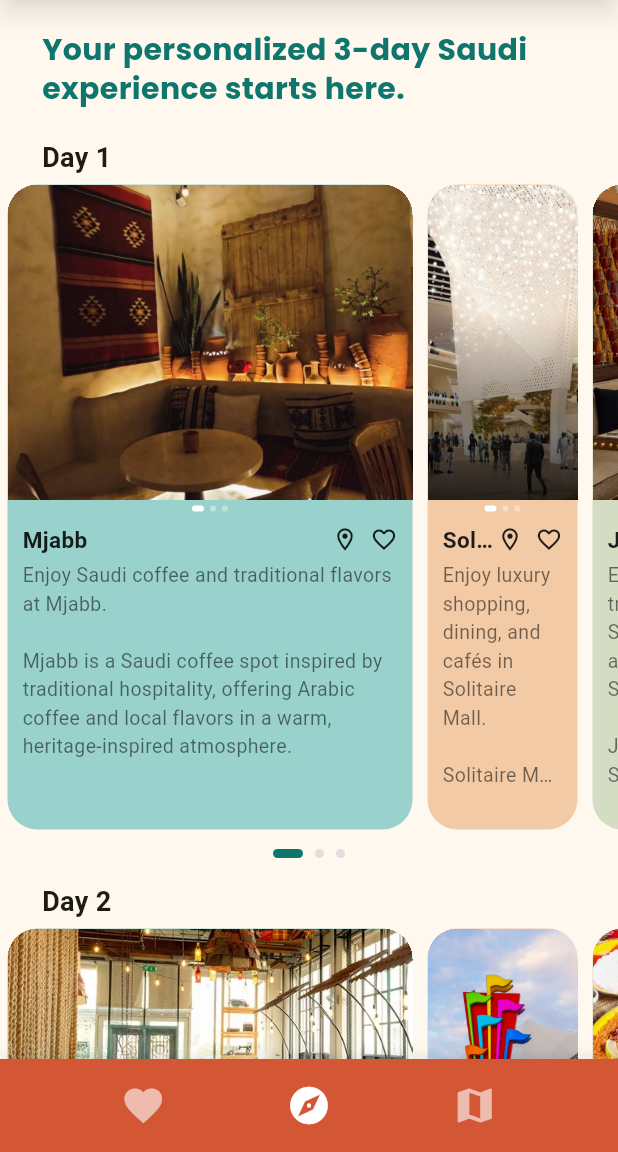
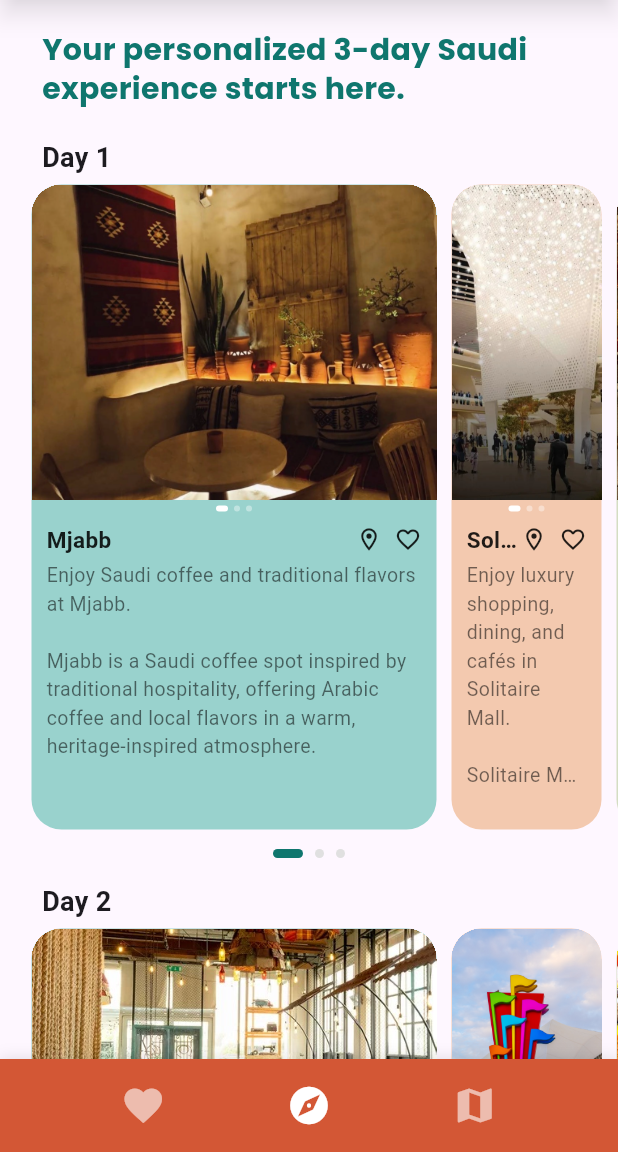
Before and after one commit to Danah-R/WIJHA, a Flutter app: the screen it shows after launch, scrolled down 642 dp, after a tap on "Find my WIJHA", on a phone screen of 412 x 824 dp, the part 84-1236 px from its top. Run offline on Flutter 3.47's test engine with Material 3 defaults, Android fonts, the phone set to English and light mode, and no system bars; our stand-ins replace google_fonts.

Commit message:
my 2nd WIJHA commit

```diff
--- a/lib/main.dart
+++ b/lib/main.dart
@@ -12,12 +12,6 @@ class MainApp extends StatelessWidget {
   Widget build(BuildContext context) {
     return MaterialApp(
       debugShowCheckedModeBanner: false,
-      theme: ThemeData(
-        useMaterial3: true,
-        colorScheme: ColorScheme.fromSeed(
-          seedColor: const Color(0xFFC2B280),
-        ),
-      ),
       home: const Page1(),
     );
   }
--- a/lib/pages/page_1.dart
+++ b/lib/pages/page_1.dart
@@ -31,7 +31,7 @@ class _Page1State extends State<Page1> {
             Text(
               "WIJHA,",
               style: GoogleFonts.poppins(
-                fontSize: 28,
+                fontSize: 30,
                 fontWeight: FontWeight.w800,
                 letterSpacing: 0.75,
                 height: 1,
@@ -63,7 +63,7 @@ class _Page1State extends State<Page1> {
           crossAxisAlignment: CrossAxisAlignment.start,
           children: [
             Text(
-              "How many days is your stay?",
+              "How long is your trip?",
               style: TextStyle(
                 fontSize: 18,
                 fontWeight: FontWeight.bold,
--- a/lib/pages/page_2.dart
+++ b/lib/pages/page_2.dart
@@ -91,6 +91,7 @@ class _Page2State extends State<Page2> {
             ),
             SingleChildScrollView(
               scrollDirection: Axis.horizontal,
+              padding: const EdgeInsets.symmetric(horizontal: 16),
               child: Row(
               children: [
                 InkWell(
@@ -473,6 +474,7 @@ class _Page2State extends State<Page2> {
             ),
             SingleChildScrollView(
               scrollDirection: Axis.horizontal,
+              padding: const EdgeInsets.symmetric(horizontal: 16),
               child: Row(
               children: [
                 InkWell(
@@ -855,6 +857,7 @@ class _Page2State extends State<Page2> {
             ),
             SingleChildScrollView(
               scrollDirection: Axis.horizontal,
+              padding: const EdgeInsets.symmetric(horizontal: 16),
               child: Row(
               children: [
                 InkWell(
```
